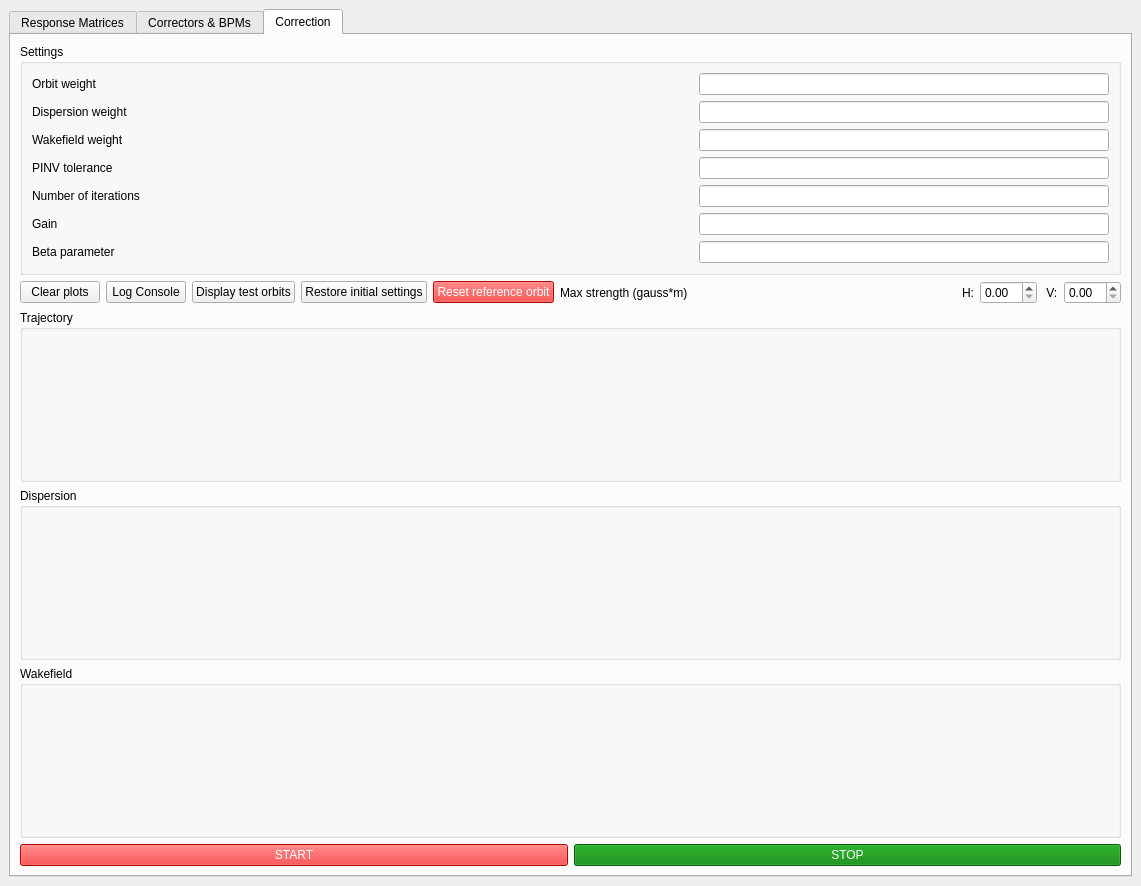
Qt form UI files/BBA_GUI.ui (wiktoria-malek/flight-simulator) before a commit.
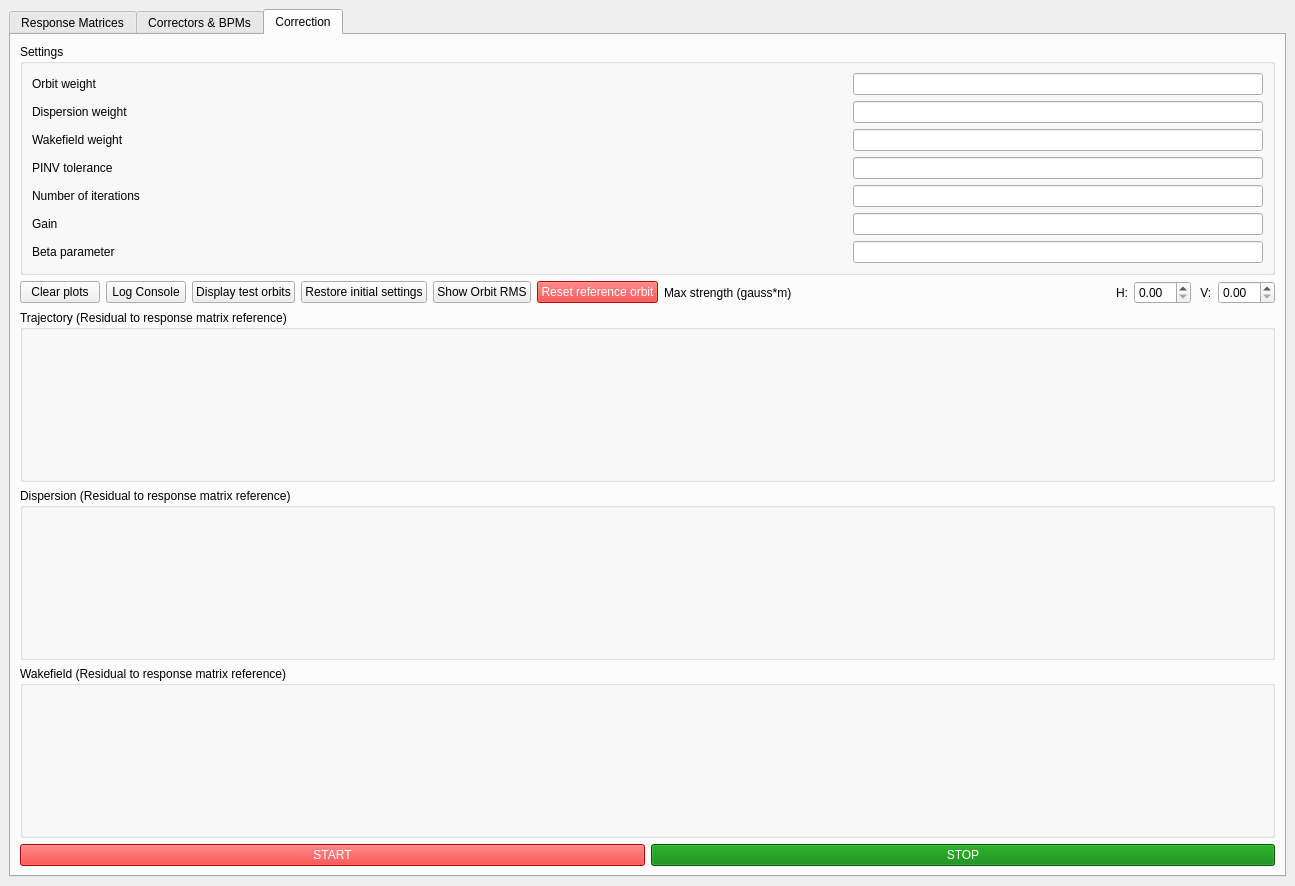
The same form after that commit. The open tabs and pages were chosen to show the change.

```diff
--- a/UI files/BBA_GUI.ui
+++ b/UI files/BBA_GUI.ui
@@ -6,7 +6,7 @@
    <rect>
     <x>0</x>
     <y>0</y>
-    <width>1141</width>
+    <width>1295</width>
     <height>886</height>
    </rect>
   </property>
@@ -657,6 +657,13 @@
               </property>
              </widget>
             </item>
+            <item>
+             <widget class="QPushButton" name="show_orbit_RMS_button">
+              <property name="text">
+               <string>Show Orbit RMS</string>
+              </property>
+             </widget>
+            </item>
             <item>
              <widget class="QPushButton" name="pushButton_reset_ref_orbit">
               <property name="styleSheet">
@@ -724,7 +731,7 @@
           <item>
            <widget class="QGroupBox" name="groupBox_2">
             <property name="title">
-             <string>Trajectory</string>
+             <string>Trajectory (Residual to response matrix reference)</string>
             </property>
             <layout class="QVBoxLayout" name="verticalLayout_8">
              <item>
@@ -749,7 +756,7 @@
           <item>
            <widget class="QGroupBox" name="groupBox_3">
             <property name="title">
-             <string>Dispersion</string>
+             <string>Dispersion (Residual to response matrix reference)</string>
             </property>
             <layout class="QVBoxLayout" name="verticalLayout_4">
              <item>
@@ -774,7 +781,7 @@
           <item>
            <widget class="QGroupBox" name="groupBox_4">
             <property name="title">
-             <string>Wakefield</string>
+             <string>Wakefield (Residual to response matrix reference)</string>
             </property>
             <layout class="QVBoxLayout" name="verticalLayout_5">
              <item>
```
